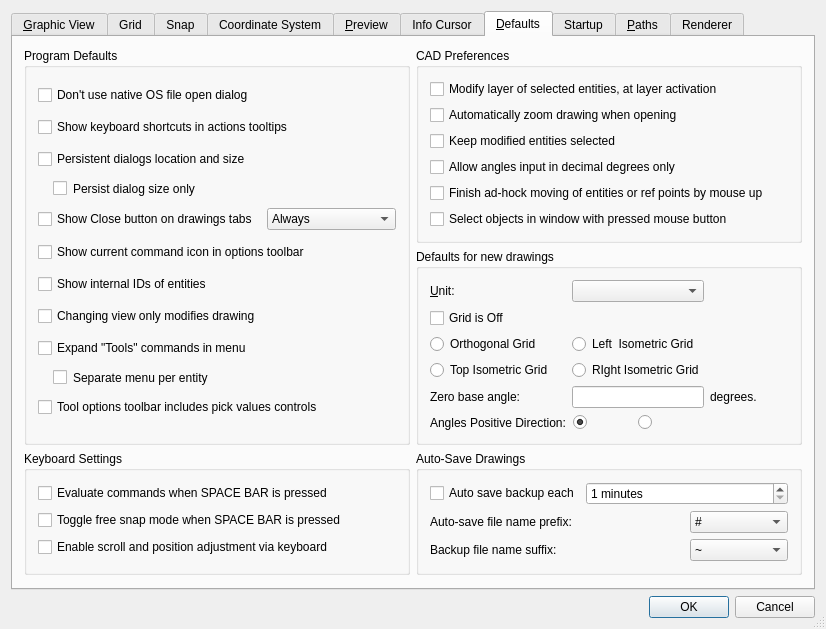
This is librecad/src/ui/dialogs/settings/options_general/qg_dlgoptionsgeneral.ui in sand1024/LibreCAD as Qt 5 draws it before an edit. The edited form follows.
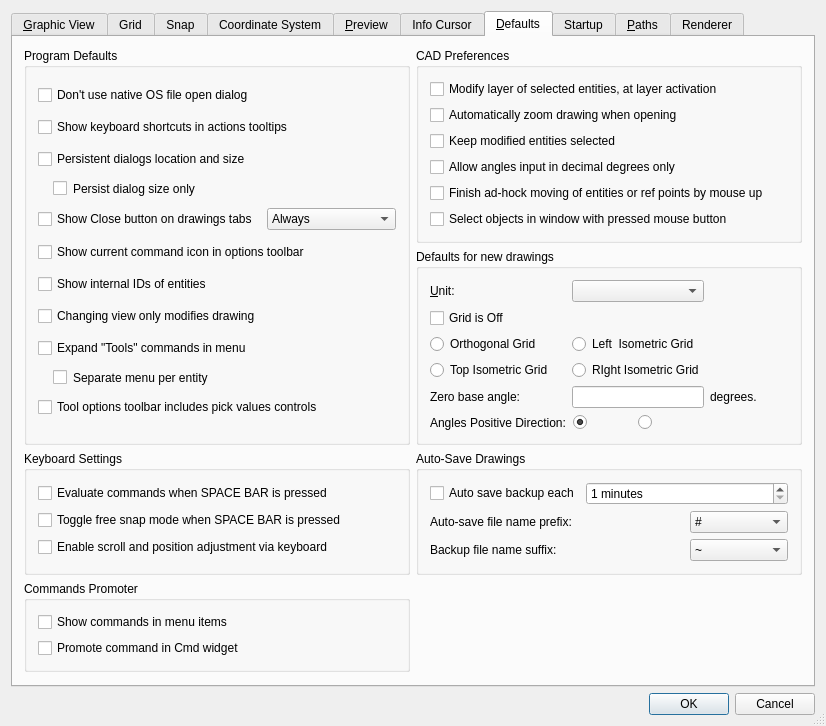
This is the edited form. The open tabs and pages were chosen to show the change. Icons and pictures are not drawn. Custom widgets are drawn as their Qt base class.

Commit message: initial implementation for commands promotion

The edit to the form file:
```diff
--- a/librecad/src/ui/dialogs/settings/options_general/qg_dlgoptionsgeneral.ui
+++ b/librecad/src/ui/dialogs/settings/options_general/qg_dlgoptionsgeneral.ui
@@ -6,8 +6,8 @@
    <rect>
     <x>0</x>
     <y>0</y>
-    <width>753</width>
-    <height>610</height>
+    <width>740</width>
+    <height>698</height>
    </rect>
   </property>
   <property name="windowTitle">
@@ -4875,6 +4875,35 @@
          </layout>
         </widget>
        </item>
+       <item row="4" column="0">
+        <widget class="QGroupBox" name="groupBox_33">
+         <property name="title">
+          <string>Commands Promoter</string>
+         </property>
+         <layout class="QGridLayout" name="gridLayout_56">
+          <item row="0" column="0">
+           <widget class="QCheckBox" name="cbShowCommandInMenu">
+            <property name="statusTip">
+             <string>If enabled, command aliases will be shown next to menu items</string>
+            </property>
+            <property name="text">
+             <string>Show commands in menu items</string>
+            </property>
+           </widget>
+          </item>
+          <item row="1" column="0">
+           <widget class="QCheckBox" name="cbPromoteCommandInCmd">
+            <property name="toolTip">
+             <string>If selected, invocation of actions with commands via UI will lead to displaying command in Cmd widget.</string>
+            </property>
+            <property name="text">
+             <string>Promote command in Cmd widget</string>
+            </property>
+           </widget>
+          </item>
+         </layout>
+        </widget>
+       </item>
       </layout>
      </widget>
      <widget class="QWidget" name="tabStartup">
```
Left out of the diff: 124 changed lines with no effect on the pictures. The commit also changes 8 other files.
